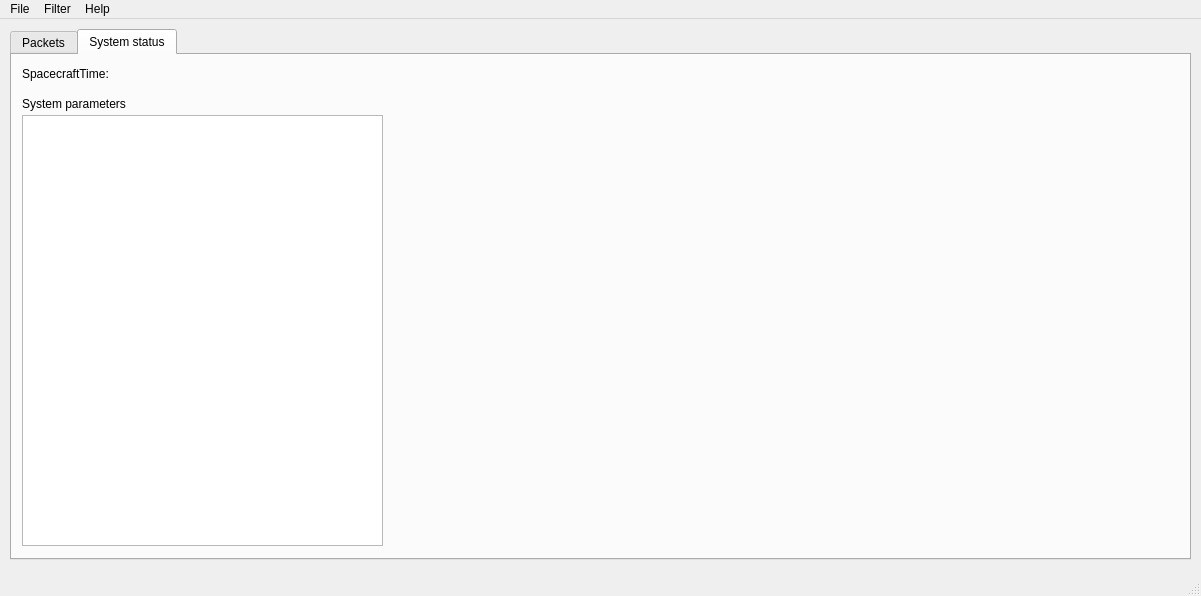
Old version of the form app/Views/Views_Ui/Ui_Files/MainView.ui in the repository ESROCOS/tools-pusconsole.
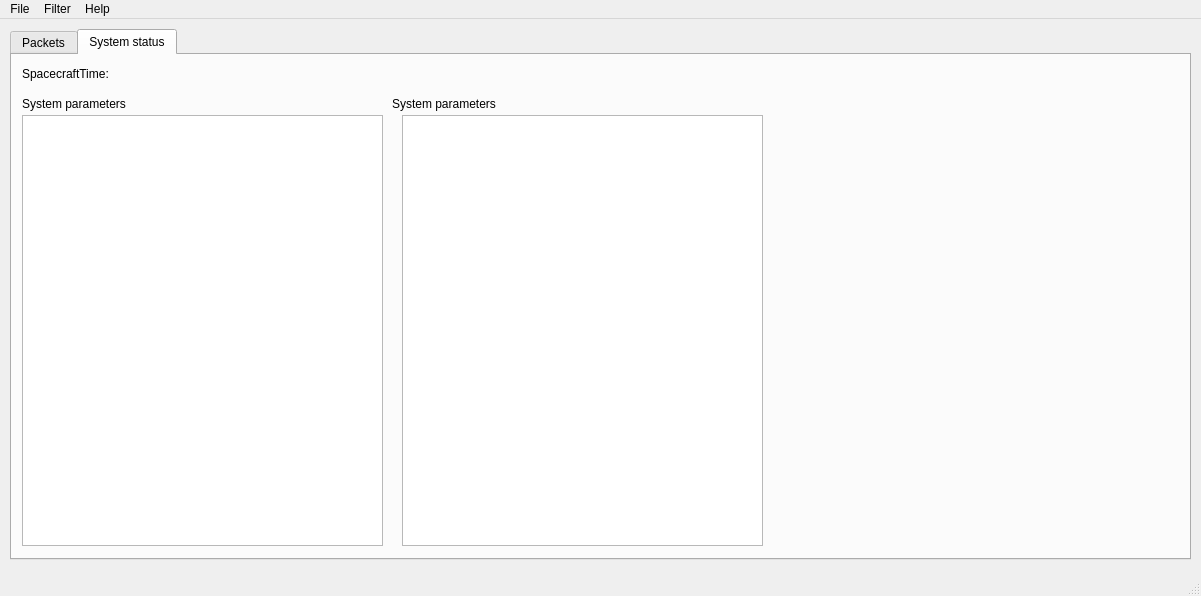
New version of the form. The open tabs and pages were chosen to show the change. Icons and pictures are not drawn.

```diff
--- a/app/Views/Views_Ui/Ui_Files/MainView.ui
+++ b/app/Views/Views_Ui/Ui_Files/MainView.ui
@@ -143,6 +143,29 @@
        <string>System parameters</string>
       </property>
      </widget>
+     <widget class="QLabel" name="label_5">
+      <property name="geometry">
+       <rect>
+        <x>380</x>
+        <y>40</y>
+        <width>141</width>
+        <height>17</height>
+       </rect>
+      </property>
+      <property name="text">
+       <string>System parameters</string>
+      </property>
+     </widget>
+     <widget class="QListWidget" name="paramsList_2">
+      <property name="geometry">
+       <rect>
+        <x>390</x>
+        <y>60</y>
+        <width>361</width>
+        <height>431</height>
+       </rect>
+      </property>
+     </widget>
     </widget>
    </widget>
   </widget>
```
Left out of the diff: 8 changed lines with no effect on the pictures.
